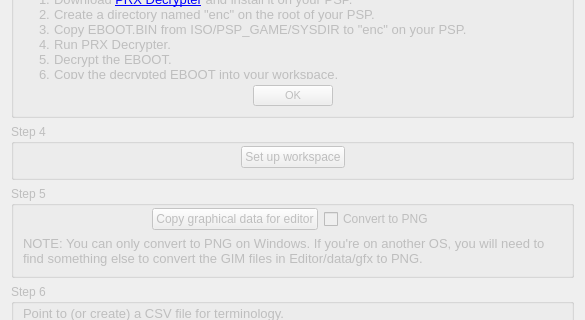
ThunderGemios10/The-Super-Duper-Script-Editor, file qt/ui/wizard.ui: the form before one commit; both pictures show x 0 to 585 and y 204 to 524 of the 585 by 649 pixel window.
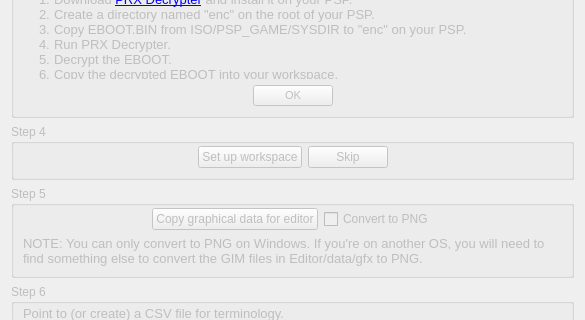
The form after the commit. Icons and pictures are not drawn.

Commit message: Some work on the wizard. Added EBOOT patches and removed some text printer hacks to reflect the patches.

```diff
--- a/qt/ui/wizard.ui
+++ b/qt/ui/wizard.ui
@@ -290,7 +290,7 @@
         </property>
         <property name="sizeHint" stdset="0">
          <size>
-          <width>213</width>
+          <width>172</width>
           <height>20</height>
          </size>
         </property>
@@ -303,6 +303,13 @@
         </property>
        </widget>
       </item>
+      <item>
+       <widget class="QPushButton" name="btnWorkspaceSkip">
+        <property name="text">
+         <string>Skip</string>
+        </property>
+       </widget>
+      </item>
       <item>
        <spacer name="horizontalSpacer_8">
         <property name="orientation">
@@ -310,7 +317,7 @@
         </property>
         <property name="sizeHint" stdset="0">
          <size>
-          <width>212</width>
+          <width>172</width>
           <height>20</height>
          </size>
         </property>
```
The commit also changes 16 other files.
